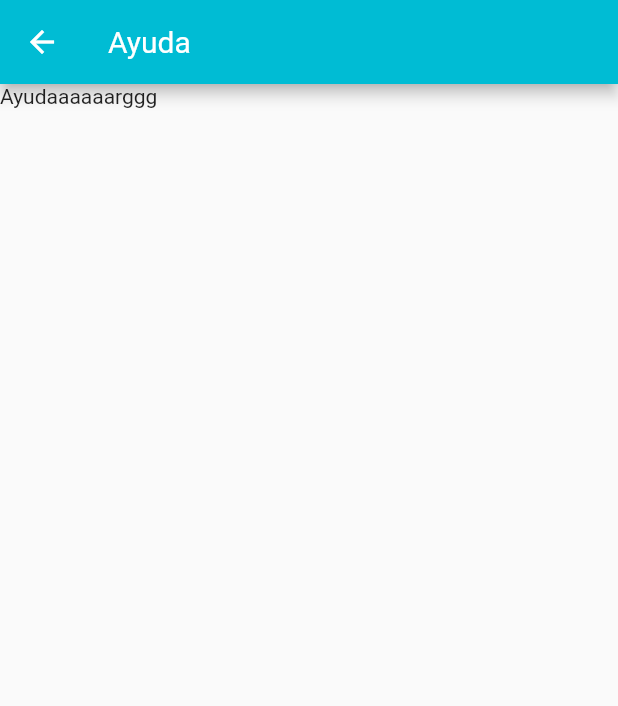
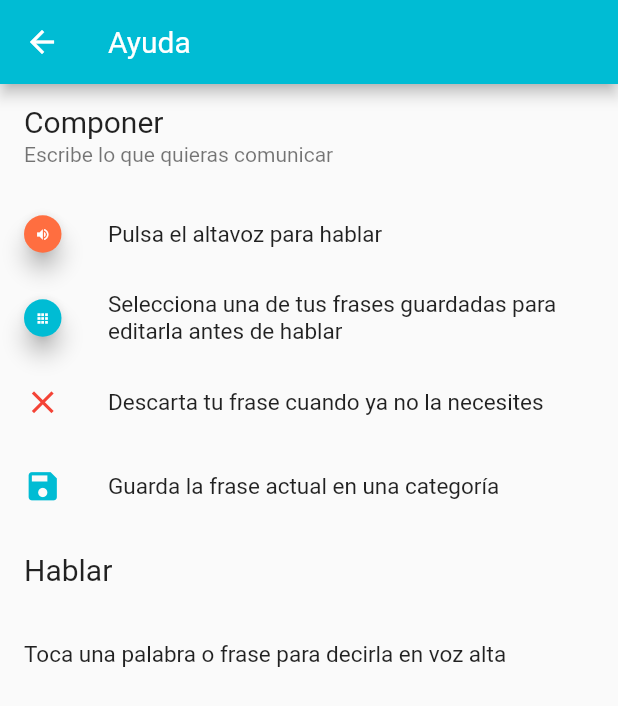
Before and after one commit to redela-investigacion/conversando-flutter, a Flutter app: the HelpWidget screen opened directly, on a phone screen of 412 x 824 dp. Shown: the top 706 px of the screen. Run offline on Flutter 3.47's test engine with Material 2 defaults, Android fonts, the phone set to English and light mode, and no system bars; our stand-ins replace flutter_tts, localstorage.

Commit message:
Add help page

```diff
--- a/lib/help.dart
+++ b/lib/help.dart
@@ -7,7 +7,52 @@ class HelpWidget extends StatelessWidget {
       appBar: new AppBar(
         title: Text("Ayuda"),
       ),
-      body: Column(children: [ new Text("Ayudaaaaaarggg")])
+      body: ListView(children: [
+        new ListTile(
+          title: Text("Componer", style: TextStyle(fontSize: 20)),
+          subtitle: Text("Escribe lo que quieras comunicar"),
+        ),
+        new ListTile(
+          title: Text("Pulsa el altavoz para hablar", style: TextStyle(fontSize: 15.0)),
+          leading: Container(
+            constraints: BoxConstraints.expand(height: 30.0, width: 25.0),
+            decoration: BoxDecoration(shape: BoxShape.circle),
+            child: FloatingActionButton(
+              heroTag: "speakIcon",
+              child: Icon(Icons.volume_up, color: Colors.white, size: 10.0,),
+              backgroundColor: Colors.deepOrangeAccent,
+              onPressed: null,
+            )
+          )
+        ),
+        new ListTile(
+          title: Text("Selecciona una de tus frases guardadas para editarla antes de hablar", style: TextStyle(fontSize: 15.0)),
+          leading: Container(
+            constraints: BoxConstraints.expand(height: 30.0, width: 25.0),
+            decoration: BoxDecoration(shape: BoxShape.circle),
+            child: FloatingActionButton(
+              heroTag: "listPhrasesIcon",
+              child: Icon(Icons.apps, color: Colors.white, size: 10.0,),
+              backgroundColor: Theme.of(context).primaryColor,
+              onPressed: null,
+            )
+          )
+        ),
+        new ListTile(
+          title: Text("Descarta tu frase cuando ya no la necesites", style: TextStyle(fontSize: 15.0),),
+          leading: Icon(Icons.close, color: Colors.red, size: 25.0,)
+        ),
+        new ListTile(
+          title: Text("Guarda la frase actual en una categoría", style: TextStyle(fontSize: 15.0),),
+          leading: Icon(Icons.save, color: Theme.of(context).primaryColor, size: 25.0,)
+        ),
+        new ListTile(
+        title: Text("Hablar", style: TextStyle(fontSize: 20)),
+        ),
+        new ListTile(
+          title: Text("Toca una palabra o frase para decirla en voz alta", style: TextStyle(fontSize: 15.0),),
+        )
+      ])
     );
   }
 }
--- a/lib/settings.dart
+++ b/lib/settings.dart
@@ -20,6 +20,7 @@ class SettingsWidget extends StatelessWidget {
       Divider(),
       new SettingsMenuOptionWidget(
         title: "Mis frases",
+        subtitle: "Gestiona tus frases y categorías",
         icon: Icons.chat,
         onTap: () {
           Route route = MaterialPageRoute(
```
